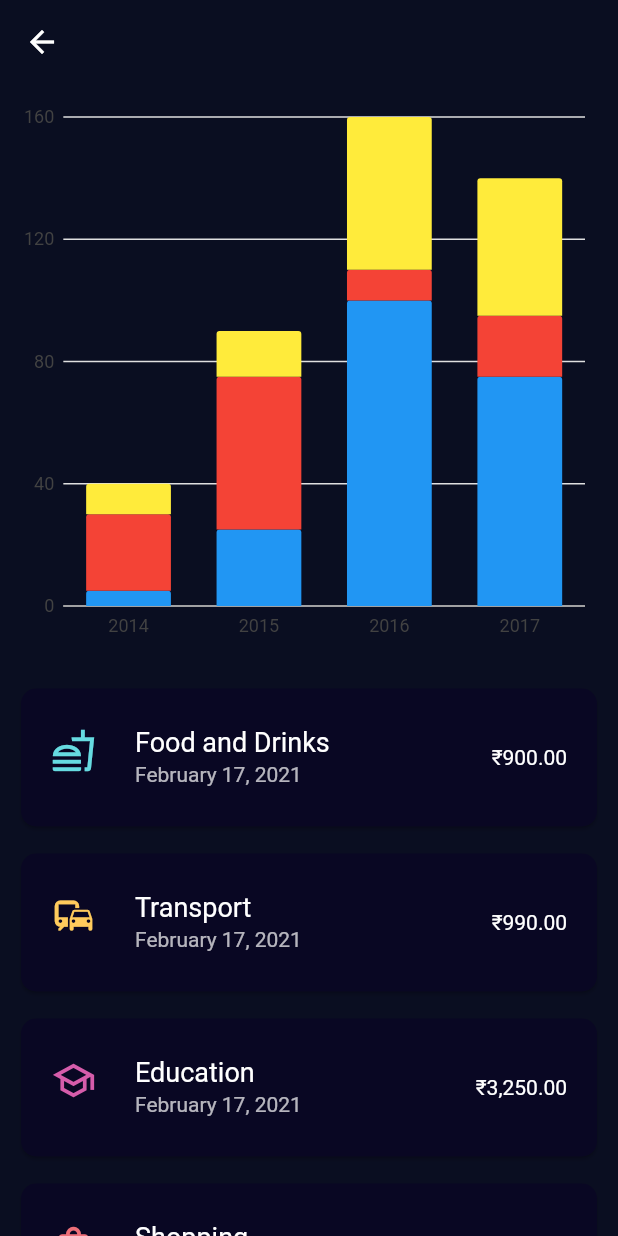
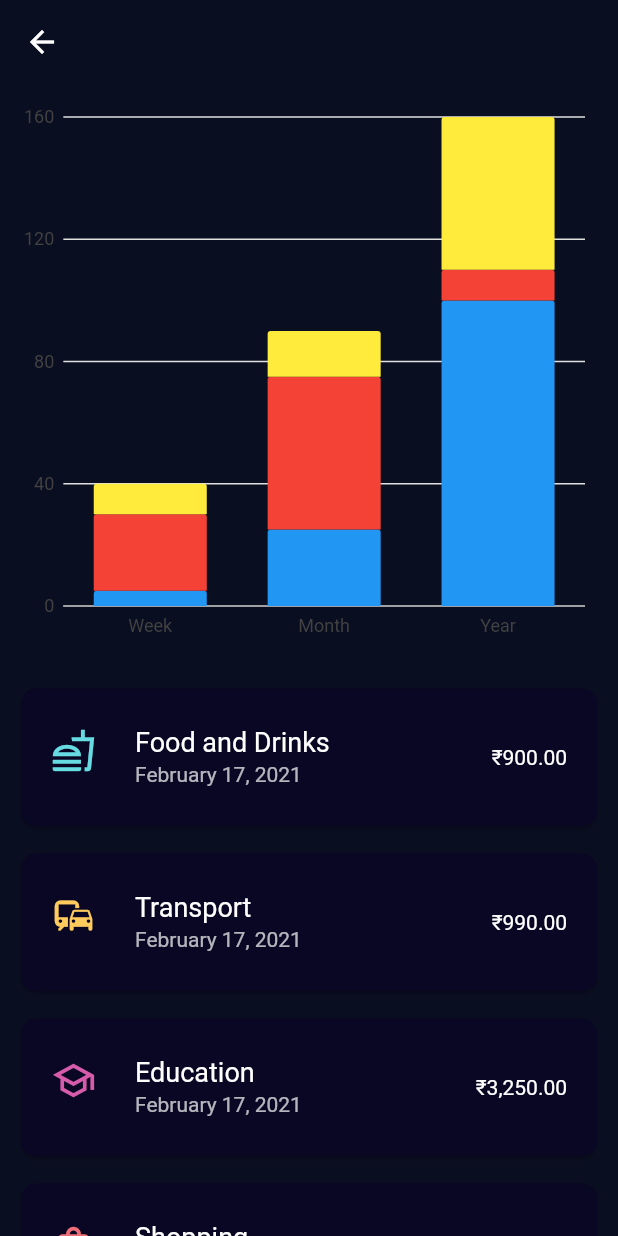
Before and after one commit to be-krishna/expensive, a Flutter app: the screen it shows after launch, after a tap on "Statistics", on a phone screen of 412 x 824 dp. Run offline on Flutter 3.47's test engine with Material 2 defaults, Android fonts, the phone set to English and light mode, and no system bars; our stand-ins replace charts_flutter, font_awesome_flutter.

Commit message:
charts modified

```diff
--- a/lib/models/expense_data.dart
+++ b/lib/models/expense_data.dart
@@ -25,6 +25,8 @@ class ExpenseData extends ChangeNotifier {
   double get totalOnTrans => totalExpenseByCategory(ExpenseCategory.TRANSPORT);
   double get totalOfWeek => _amountOfWeek();
   double get totalOfMonth => _amountOfMonth();
+  double get totalOfYear => _amountOfYear();
+  double get totalOfDay => _amountOfDay();
   Expense get latestExpense => sortedExpenses().first;
 
   Future<String> getJson() {
@@ -85,8 +87,21 @@ class ExpenseData extends ChangeNotifier {
     return totalAmount;
   }
 
-  double _amountOfMonth() {
-    List<Expense> _list = expensesOfMonth();
+  List<Expense> expensesOfYear() {
+    if (_expenses.isEmpty) addDataToList();
+    List<Expense> yearlyExpense = [];
+
+    _expenses.forEach((element) {
+      if (element.date.year == DateTime.now().year) {
+        yearlyExpense.add(element);
+      }
+    });
+
+    return yearlyExpense;
+  }
+
+  double _amountOfYear() {
+    List<Expense> _list = expensesOfYear();
 
     double sum = 0;
 
@@ -97,8 +112,21 @@ class ExpenseData extends ChangeNotifier {
     return sum;
   }
 
-  double _amountOfWeek() {
-    List<Expense> _list = expensesOfWeek();
+  List<Expense> expensesOfMonth() {
+    if (_expenses.isEmpty) addDataToList();
+    List<Expense> monthlyExpense = [];
+
+    _expenses.forEach((element) {
+      if (element.date.month == DateTime.now().month) {
+        monthlyExpense.add(element);
+      }
+    });
+
+    return monthlyExpense;
+  }
+
+  double _amountOfMonth() {
+    List<Expense> _list = expensesOfMonth();
 
     double sum = 0;
 
@@ -122,30 +150,41 @@ class ExpenseData extends ChangeNotifier {
     return weeklyExpense;
   }
 
-  List<Expense> expensesOfMonth() {
-    if (_expenses.isEmpty) addDataToList();
-    List<Expense> weeklyExpense = [];
+  double _amountOfWeek() {
+    List<Expense> _list = expensesOfWeek();
 
-    _expenses.forEach((element) {
-      if (element.date.month == DateTime.now().month) {
-        weeklyExpense.add(element);
-      }
+    double sum = 0;
+
+    _list.forEach((element) {
+      sum += element.amount;
     });
 
-    return weeklyExpense;
+    return sum;
   }
 
   List<Expense> expensesOfDay() {
     if (_expenses.isEmpty) addDataToList();
-    List<Expense> weeklyExpense = [];
+    List<Expense> dailyExpense = [];
 
     _expenses.forEach((element) {
       if (element.date.day == DateTime.now().day) {
-        weeklyExpense.add(element);
+        dailyExpense.add(element);
       }
     });
 
-    return weeklyExpense;
+    return dailyExpense;
+  }
+
+  double _amountOfDay() {
+    List<Expense> _list = expensesOfDay();
+
+    double sum = 0;
+
+    _list.forEach((element) {
+      sum += element.amount;
+    });
+
+    return sum;
   }
 
   void printExpenses({List<Expense> expense}) {
@@ -154,50 +193,3 @@ class ExpenseData extends ChangeNotifier {
     list.forEach((element) => print(element));
   }
 }
-
-// List<Expense> _expense = [
-//     Expense(
-//       amount: 200,
-//       category: ExpenseCategory.FOOD,
-//       time: TimeOfDay(hour: 12, minute: 10),
-//       date: DateTime.now(),
-//       note: 'Ate shwarma',
-//     ),
-//     Expense(
-//         amount: 300,
-//         category: ExpenseCategory.TRANSPORT,
-//         time: TimeOfDay(hour: 13, minute: 20),
-//         date: DateTime.parse('2020-12-27'),
-//         note: 'Sunday Trip'),
-//     Expense(
-//         amount: 100,
-//         category: ExpenseCategory.OTHERS,
-//         time: TimeOfDay(hour: 18, minute: 00),
-//         date: DateTime.parse('2020-12-26'),
-//         note: 'Can\'t remember'),
-//     Expense(
-//         amount: 170,
-//         category: ExpenseCategory.EDUCATION,
-//         time: TimeOfDay(hour: 10, minute: 00),
-//         date: DateTime.parse('2020-12-20'),
-//         note: 'Bought Notebook'),
-//     Expense(
-//         amount: 1000,
-//         category: ExpenseCategory.SHOPPING,
-//         time: TimeOfDay(hour: 12, minute: 00),
-//         date: DateTime.parse('2020-12-25'),
-//         note: 'Got Dresses'),
-//     Expense(
-//         amount: 300,
-//         category: ExpenseCategory.ENTERTAINMENT,
-//         time: TimeOfDay(hour: 16, minute: 00),
-//         date: DateTime.parse('2020-12-25'),
-//         note: 'Moviesssss'),
-//     Expense(
-//       amount: 400,
-//       category: ExpenseCategory.FOOD,
-//       time: TimeOfDay(hour: 12, minute: 10),
-//       date: DateTime.parse('2020-12-01'),
-//       note: 'Ate pizza',
-//     ),
-//   ];
--- a/lib/widgets/dashboard_chart.dart
+++ b/lib/widgets/dashboard_chart.dart
@@ -1,35 +1,26 @@
 /// Donut chart with labels example. This is a simple pie chart with a hole in
 /// the middle.
 import 'package:charts_flutter/flutter.dart' as charts;
-import 'package:expensive/models/expense.dart';
 import 'package:expensive/models/expense_data.dart';
 import 'package:flutter/material.dart';
 import 'package:provider/provider.dart';
 
 class DashboardChart extends StatelessWidget {
-  // final List<charts.Series> seriesList;
-  // final bool animate;
-
-  // DashboardChart(this.seriesList, {this.animate});
-
-  // /// Creates a [PieChart] with sample data and no transition.
-  // factory DashboardChart.withSampleData() {
-  //   return new DashboardChart(
-  //     _createSampleData(),
-  //     // Disable animations for image tests.
-  //     animate: true,
-  //   );
-  // }
-
   @override
   Widget build(BuildContext context) {
     ExpenseData _provider = Provider.of<ExpenseData>(context);
-    List<Expense> _list = _provider.expensesOfMonth();
     var monthsExpense = _provider.totalOfMonth;
     var weeksExpense = _provider.totalOfWeek;
-    // print(monthsExpense);
+    var yearsExpense = _provider.totalOfYear;
+    var daysExpenses = _provider.totalOfDay;
+
     return new charts.PieChart(
-      _createSampleData(month: monthsExpense, week: weeksExpense),
+      _createSampleData(
+        year: yearsExpense,
+        month: monthsExpense,
+        week: weeksExpense,
+        day: daysExpenses,
+      ),
       animate: true,
       // Configure the width of the pie slices to 60px. The remaining space in
       // the chart will be left as a hole in the center.
@@ -57,14 +48,16 @@ class DashboardChart extends StatelessWidget {
 
   /// Create one series with sample hard coded data.
   static List<charts.Series<GaugeSegment, String>> _createSampleData(
-      {var month, var week, var year}) {
+      {var month, var week, var year, var day}) {
     final data = [
       new GaugeSegment(
-          'Year', year ?? 200, charts.Color.fromHex(code: '#ed2c66')),
+          'Year \n $year', year ?? 200, charts.Color.fromHex(code: '#C2185B')),
+      new GaugeSegment('Month \n $month', month ?? 150,
+          charts.Color.fromHex(code: '#EC407A')),
       new GaugeSegment(
-          'Month', month ?? 150, charts.Color.fromHex(code: '#ef4477')),
+          'Week \n $week', week ?? 100, charts.Color.fromHex(code: '#F48FB1')),
       new GaugeSegment(
-          'Week', week ?? 100, charts.Color.fromHex(code: '#f37399')),
+          'Day \n $day', day ?? 100, charts.Color.fromHex(code: '#FCE4EC')),
     ];
 
     return [
--- a/lib/widgets/stats_chart.dart
+++ b/lib/widgets/stats_chart.dart
@@ -29,24 +29,21 @@ class StatsChart extends StatelessWidget {
   /// Create series list with multiple series
   static List<charts.Series<OrdinalSales, String>> _createSampleData() {
     final desktopSalesData = [
-      new OrdinalSales('2014', 5),
-      new OrdinalSales('2015', 25),
-      new OrdinalSales('2016', 100),
-      new OrdinalSales('2017', 75),
+      new OrdinalSales('Week', 5),
+      new OrdinalSales('Month', 25),
+      new OrdinalSales('Year', 100),
     ];
 
     final tableSalesData = [
-      new OrdinalSales('2014', 25),
-      new OrdinalSales('2015', 50),
-      new OrdinalSales('2016', 10),
-      new OrdinalSales('2017', 20),
+      new OrdinalSales('Week', 25),
+      new OrdinalSales('Month', 50),
+      new OrdinalSales('Year', 10),
     ];
 
     final mobileSalesData = [
-      new OrdinalSales('2014', 10),
-      new OrdinalSales('2015', 15),
-      new OrdinalSales('2016', 50),
-      new OrdinalSales('2017', 45),
+      new OrdinalSales('Week', 10),
+      new OrdinalSales('Month', 15),
+      new OrdinalSales('Year', 50),
     ];
 
     return [
```
